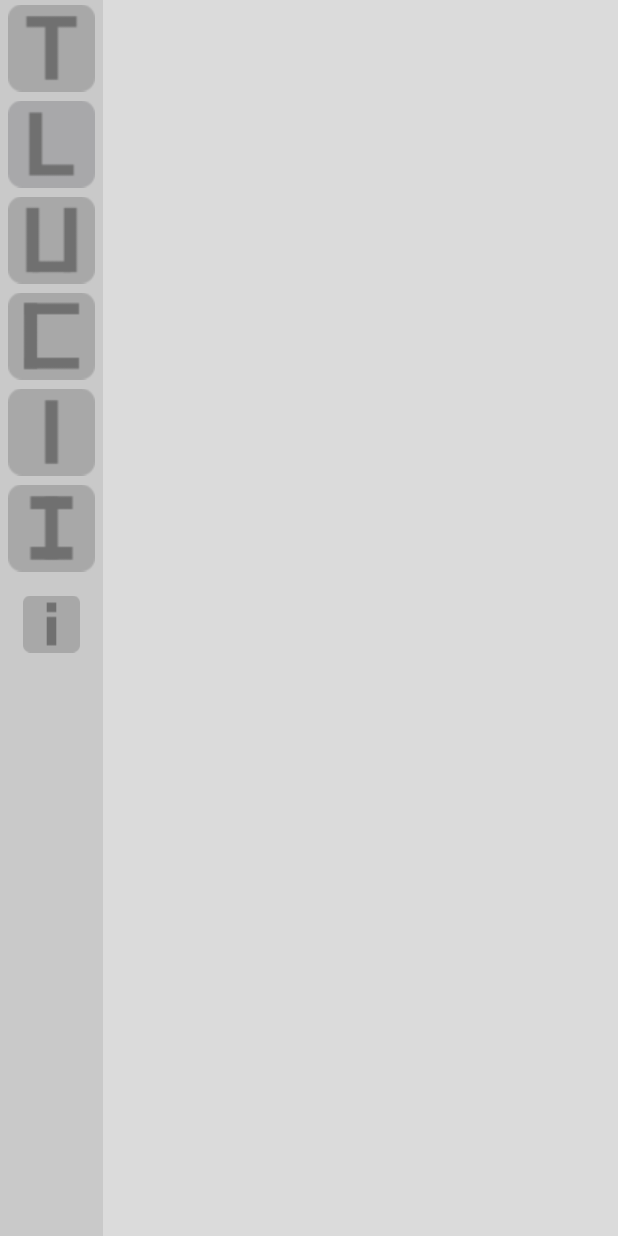
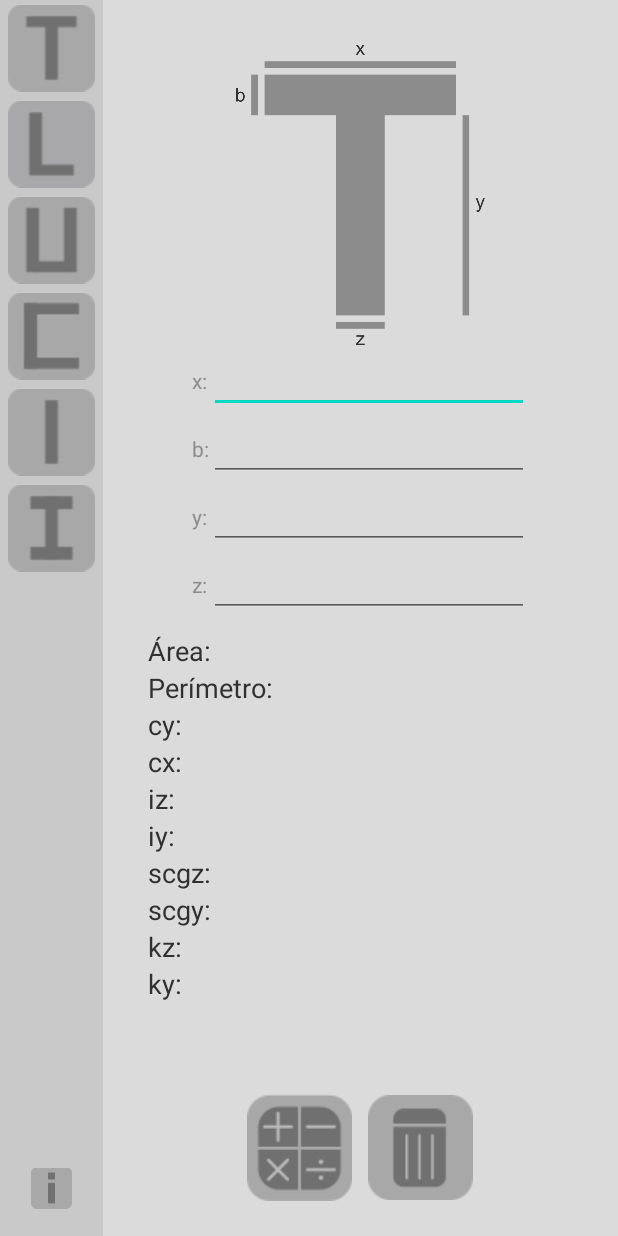
Before and after one commit to herculeslopes/C-Geo-Android, an Android app: the screen it shows after launch (MainActivity), on a phone screen of 412 x 824 dp. Run offline under Robolectric (Android 15) with nearby library versions, the phone set to English and light mode, and no system bars.

Commit message:
last commit before compile

```diff
--- a/CGeo/app/src/main/java/com/example/cgeo/MainActivity.java
+++ b/CGeo/app/src/main/java/com/example/cgeo/MainActivity.java
@@ -198,76 +198,6 @@ public class MainActivity extends AppCompatActivity implements View.OnClickListe
         }
     }
 
-    /*
-    public void setSidebarFunctions() {
-        btnTLayout.setOnClickListener(new View.OnClickListener() {
-            @Override
-            public void onClick(View view) {
-                currentLayout.setVisibility(View.GONE);
-                currentLayout = findViewById(R.id.tLayout);
-                currentLayout.setVisibility(View.VISIBLE);
-
-                clearResults();
-            }
-        });
-
-        btnLLayout.setOnClickListener(new View.OnClickListener() {
-            @Override
-            public void onClick(View view) {
-                currentLayout.setVisibility(View.GONE);
-                currentLayout = findViewById(R.id.lLayout);
-                currentLayout.setVisibility(View.VISIBLE);
-
-                clearResults();
-            }
-        });
-
-        btnULayout.setOnClickListener(new View.OnClickListener() {
-            @Override
-            public void onClick(View view) {
-                currentLayout.setVisibility(View.GONE);
-                currentLayout = findViewById(R.id.uLayout);
-                currentLayout.setVisibility(View.VISIBLE);
-
-                clearResults();
-            }
-        });
-
-        btnCLayout.setOnClickListener(new View.OnClickListener() {
-            @Override
-            public void onClick(View view) {
-                currentLayout.setVisibility(View.GONE);
-                currentLayout = findViewById(R.id.cLayout);
-                currentLayout.setVisibility(View.VISIBLE);
-
-                clearResults();
-            }
-        });
-
-        btnILayout.setOnClickListener(new View.OnClickListener() {
-            @Override
-            public void onClick(View view) {
-                currentLayout.setVisibility(View.GONE);
-                currentLayout = findViewById(R.id.iLayout);
-                currentLayout.setVisibility(View.VISIBLE);
-
-                clearResults();
-            }
-        });
-
-        btnHLayout.setOnClickListener(new View.OnClickListener() {
-            @Override
-            public void onClick(View view) {
-                currentLayout.setVisibility(View.GONE);
-                currentLayout = findViewById(R.id.hLayout);
-                currentLayout.setVisibility(View.VISIBLE);
-
-                clearResults();
-            }
-        });
-    }
-    */
-
     public void setLayoutMenuFunctions() {
         btnCalculate.setOnClickListener(new View.OnClickListener() {
             @Override
@@ -386,16 +316,16 @@ public class MainActivity extends AppCompatActivity implements View.OnClickListe
 
     @SuppressLint("SetTextI18n")
     public <T extends  Section> void showSectionResults(T section) {
-        txtResultArea.setText(Double.toString(section.getArea()));
-        txtResultPerimeter.setText(Double.toString(section.getPerimeter()));
-        txtResultCy.setText(Double.toString(section.getCy()));
-        txtResultCx.setText(Double.toString(section.getCx()));
-        txtResultIz.setText(Double.toString(section.getIz()));
-        txtResultIy.setText(Double.toString(section.getIy()));
-        txtResultScgz.setText(Double.toString(section.getScgz()));
-        txtResultScgy.setText(Double.toString(section.getScgy()));
-        txtResultKz.setText(Double.toString(section.getKz()));
-        txtResultKy.setText(Double.toString(section.getKy()));
+        txtResultArea.setText(section.getArea() + " cm²");
+        txtResultPerimeter.setText(section.getPerimeter() + " cm");
+        txtResultCy.setText(section.getCy() + " cm");
+        txtResultCx.setText(section.getCx() + " cm");
+        txtResultIz.setText(section.getIz() + " cm⁴");
+        txtResultIy.setText(section.getIy() + " cm⁴");
+        txtResultScgz.setText(section.getScgz() + " cm³");
+        txtResultScgy.setText(section.getScgy() + " cm³");
+        txtResultKz.setText(section.getKz() + " cm²");
+        txtResultKy.setText(section.getKy() + " cm²");
     }
 
     public void clearResults() {
--- a/CGeo/app/src/main/res/layout/activity_main.xml
+++ b/CGeo/app/src/main/res/layout/activity_main.xml
@@ -75,15 +75,21 @@
                 android:layout_marginVertical="2dp"
                 android:scaleType="fitCenter"/>
 
+            <LinearLayout
+                android:layout_width="wrap_content"
+                android:layout_height="match_parent"
+                android:gravity="bottom">
                 <ImageButton
                     android:id="@+id/btnInfoLayout"
                     android:layout_width="wrap_content"
                     android:layout_height="wrap_content"
-                android:layout_marginHorizontal="10dp"
+                    android:layout_marginHorizontal="15dp"
                     android:layout_marginVertical="2dp"
                     android:background="@null"
                     android:scaleType="fitCenter"
                     android:src="@drawable/btn_info_layout" />
+            </LinearLayout>
+
 
         </LinearLayout>
 
@@ -111,13 +117,13 @@
                 android:orientation="vertical"
                 android:layout_width="match_parent"
                 android:layout_height="fill_parent"
-                android:visibility="gone">
+                android:visibility="visible">
 
                 <LinearLayout
                     android:orientation="vertical"
                     android:layout_width="match_parent"
                     android:layout_height="0dp"
-                    android:layout_weight="5"
+                    android:layout_weight="6"
                     android:gravity="top|center"
                     tools:ignore="NestedWeights"
                     android:paddingTop="30dp">
@@ -814,11 +820,16 @@
                     </LinearLayout>
 
                     <!-- RESULT LAYOUT -->
+                    <ScrollView
+                        android:layout_width="wrap_content"
+                        android:layout_height="wrap_content"
+                        android:scrollbars="none">
+
                         <TableLayout
                             android:id="@+id/resultLayout"
                             android:layout_width="wrap_content"
                             android:layout_height="wrap_content"
-                        android:visibility="gone"
+                            android:visibility="visible"
                             android:paddingTop="10dp"
                             android:paddingHorizontal="30dp">
 
@@ -828,7 +839,8 @@
                                     android:layout_width="wrap_content"
                                     android:layout_height="wrap_content"
                                     android:text="Área:"
-                                android:textColor="#8c8c8c" />
+                                    android:textColor="#303030"
+                                    android:textSize="8pt" />
 
                                 <TextView
                                     android:id="@+id/txtResultArea"
@@ -842,9 +854,10 @@
                                 <TextView
                                     android:layout_width="wrap_content"
                                     android:layout_height="wrap_content"
+                                    android:paddingRight="3dp"
                                     android:text="Perímetro:"
-                                android:textColor="#8c8c8c"
-                                android:paddingRight="3dp"/>
+                                    android:textColor="#303030"
+                                    android:textSize="8pt" />
 
                                 <TextView
                                     android:id="@+id/txtResultPerimeter"
@@ -859,7 +872,8 @@
                                     android:layout_width="wrap_content"
                                     android:layout_height="wrap_content"
                                     android:text="cy:"
-                                android:textColor="#8c8c8c" />
+                                    android:textColor="#303030"
+                                    android:textSize="8pt" />
 
                                 <TextView
                                     android:id="@+id/txtResultCy"
@@ -874,7 +888,8 @@
                                     android:layout_width="wrap_content"
                                     android:layout_height="wrap_content"
                                     android:text="cx:"
-                                android:textColor="#8c8c8c" />
+                                    android:textColor="#303030"
+                                    android:textSize="8pt" />
 
                                 <TextView
                                     android:id="@+id/txtResultCx"
@@ -889,7 +904,8 @@
                                     android:layout_width="wrap_content"
                                     android:layout_height="wrap_content"
                                     android:text="iz:"
-                                android:textColor="#8c8c8c" />
+                                    android:textColor="#303030"
+                                    android:textSize="8pt" />
 
                                 <TextView
                                     android:id="@+id/txtResultIz"
@@ -904,7 +920,8 @@
                                     android:layout_width="wrap_content"
                                     android:layout_height="wrap_content"
                                     android:text="iy:"
-                                android:textColor="#8c8c8c" />
+                                    android:textColor="#303030"
+                                    android:textSize="8pt" />
 
                                 <TextView
                                     android:id="@+id/txtResultIy"
@@ -919,7 +936,8 @@
                                     android:layout_width="wrap_content"
                                     android:layout_height="wrap_content"
                                     android:text="scgz:"
-                                android:textColor="#8c8c8c" />
+                                    android:textColor="#303030"
+                                    android:textSize="8pt" />
 
                                 <TextView
                                     android:id="@+id/txtResultScgz"
@@ -934,7 +952,8 @@
                                     android:layout_width="wrap_content"
                                     android:layout_height="wrap_content"
                                     android:text="scgy:"
-                                android:textColor="#8c8c8c" />
+                                    android:textColor="#303030"
+                                    android:textSize="8pt" />
 
                                 <TextView
                                     android:id="@+id/txtResultScgy"
@@ -949,7 +968,8 @@
                                     android:layout_width="wrap_content"
                                     android:layout_height="wrap_content"
                                     android:text="kz:"
-                                android:textColor="#8c8c8c" />
+                                    android:textColor="#303030"
+                                    android:textSize="8pt" />
 
                                 <TextView
                                     android:id="@+id/txtResultKz"
@@ -964,7 +984,8 @@
                                     android:layout_width="wrap_content"
                                     android:layout_height="wrap_content"
                                     android:text="ky:"
-                                android:textColor="#8c8c8c" />
+                                    android:textColor="#303030"
+                                    android:textSize="8pt" />
 
                                 <TextView
                                     android:id="@+id/txtResultKy"
@@ -973,6 +994,8 @@
                                     android:textColor="#8c8c8c" />
                             </TableRow>
                         </TableLayout>
+
+                    </ScrollView>
 
                 </LinearLayout>
 
```
Lines whose indentation alone changed are shown as unchanged.
